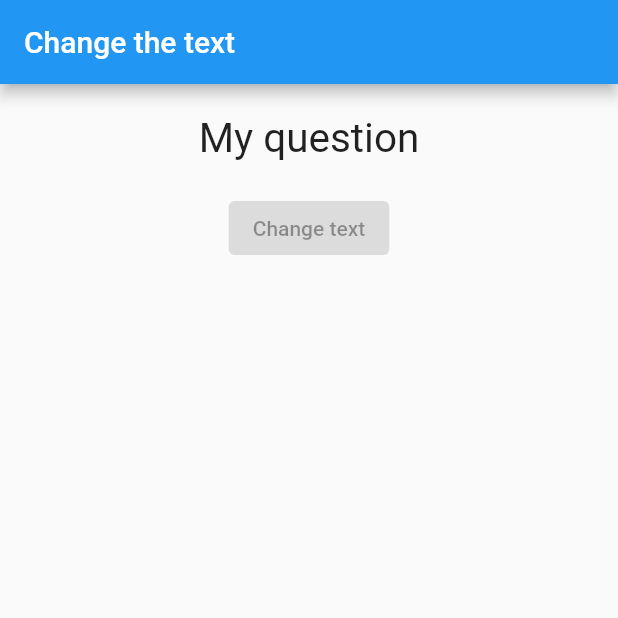
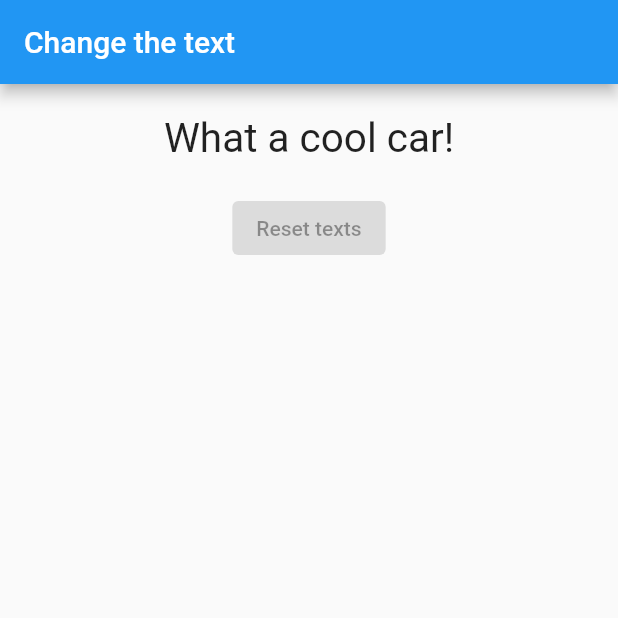
Before and after one commit to wandera7/flutterbasic, a Flutter app: the screen it shows after launch, on a phone screen of 412 x 824 dp, the top half of it. Run offline on Flutter 3.47's test engine with Material 2 defaults, Android fonts, the phone set to English and light mode, and no system bars.

Commit message:
Imports in main.dart file

```diff
--- a/lib/main.dart
+++ b/lib/main.dart
@@ -1,5 +1,7 @@
 import 'package:flutter/material.dart';
-
+import './reset.dart';
+import './text.dart';
+import './textcontrol.dart';
 void main() {
   runApp(MyApp());
 }
@@ -42,16 +44,8 @@ class _MyAppState extends State<MyApp> {
         ),
         body: Column(
           children: [
-            Container(
-              width: double.infinity,
-              margin: const EdgeInsets.all(20),
-              child: const Text(
-                'My question',
-                style: TextStyle(fontSize: 27),
-                textAlign: TextAlign.center,
-              ),
-            ),
-            const ElevatedButton(onPressed: null, child: Text('Change text'))
+            TextShowing(_texts, _textIndex),
+            _textIndex >_texts.length ? ElevatedButton(onPressed: null, child: Text('Change text')):Reset(_resetTexts)
           ],
         ),
       ),
```
